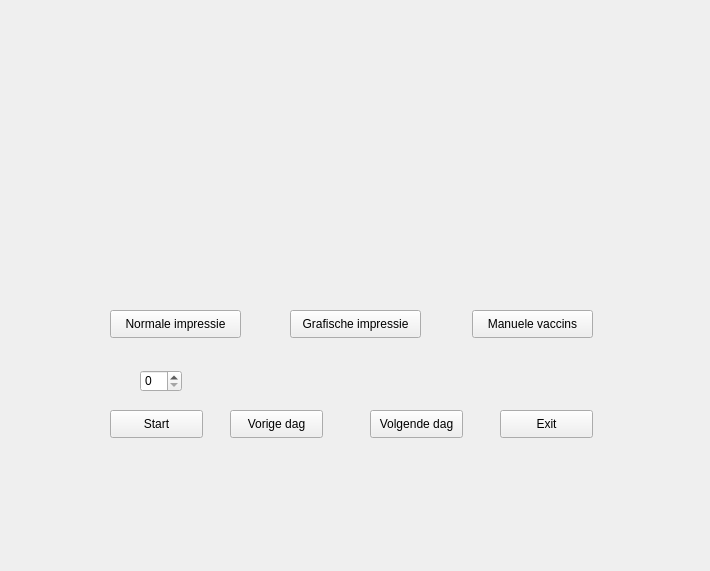
First picture: the form in src/vaccininterface.ui, repository Sam-Roggeman/ProjectPSE, before the edit.
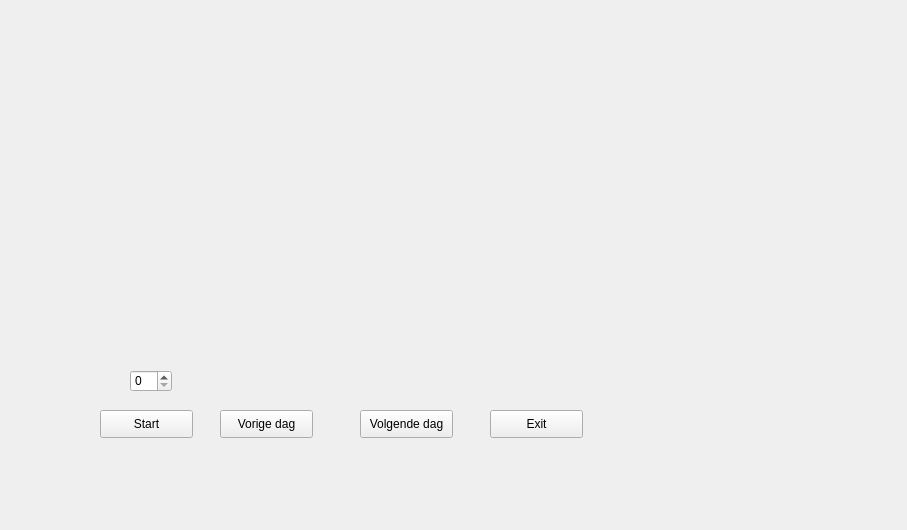
Second picture: the form after the edit. The open tabs and pages were chosen to show the change.

Commit message: Knoppen interface.

Patch:
```diff
--- a/src/vaccininterface.ui
+++ b/src/vaccininterface.ui
@@ -6,8 +6,8 @@
    <rect>
     <x>0</x>
     <y>0</y>
-    <width>710</width>
-    <height>571</height>
+    <width>907</width>
+    <height>530</height>
    </rect>
   </property>
   <property name="windowTitle">
@@ -16,9 +16,9 @@
   <widget class="QStackedWidget" name="stackedWidget">
    <property name="geometry">
     <rect>
-     <x>0</x>
+     <x>-10</x>
      <y>0</y>
-     <width>711</width>
+     <width>911</width>
      <height>571</height>
     </rect>
    </property>
@@ -109,8 +109,8 @@
     <widget class="QStackedWidget" name="Impressies">
      <property name="geometry">
       <rect>
-       <x>40</x>
-       <y>30</y>
+       <x>90</x>
+       <y>40</y>
        <width>561</width>
        <height>331</height>
       </rect>
@@ -306,47 +306,7 @@
        </property>
       </widget>
      </widget>
-     <widget class="QWidget" name="page_6">
-      <widget class="QPushButton" name="Normale_impressie_2">
-       <property name="geometry">
-        <rect>
-         <x>70</x>
-         <y>280</y>
-         <width>131</width>
-         <height>28</height>
-        </rect>
-       </property>
-       <property name="text">
-        <string>Normale impressie</string>
-       </property>
-      </widget>
-      <widget class="QPushButton" name="Grafische_impressie_2">
-       <property name="geometry">
-        <rect>
-         <x>250</x>
-         <y>280</y>
-         <width>131</width>
-         <height>28</height>
-        </rect>
-       </property>
-       <property name="text">
-        <string>Grafische impressie</string>
-       </property>
-      </widget>
-      <widget class="QPushButton" name="Manuele_vaccins">
-       <property name="geometry">
-        <rect>
-         <x>432</x>
-         <y>280</y>
-         <width>121</width>
-         <height>28</height>
-        </rect>
-       </property>
-       <property name="text">
-        <string>Manuele vaccins</string>
-       </property>
-      </widget>
-     </widget>
+     <widget class="QWidget" name="page_6"/>
     </widget>
     <widget class="QSpinBox" name="spinBox">
      <property name="geometry">
@@ -358,6 +318,18 @@
       </rect>
      </property>
     </widget>
+    <widget class="QStackedWidget" name="Grafiek">
+     <property name="geometry">
+      <rect>
+       <x>670</x>
+       <y>50</y>
+       <width>181</width>
+       <height>291</height>
+      </rect>
+     </property>
+     <widget class="QWidget" name="page_7"/>
+     <widget class="QWidget" name="page_8"/>
+    </widget>
    </widget>
   </widget>
  </widget>
```
Left out of the diff: 72 changed lines with no effect on the pictures. The commit also changes 2 other files.
